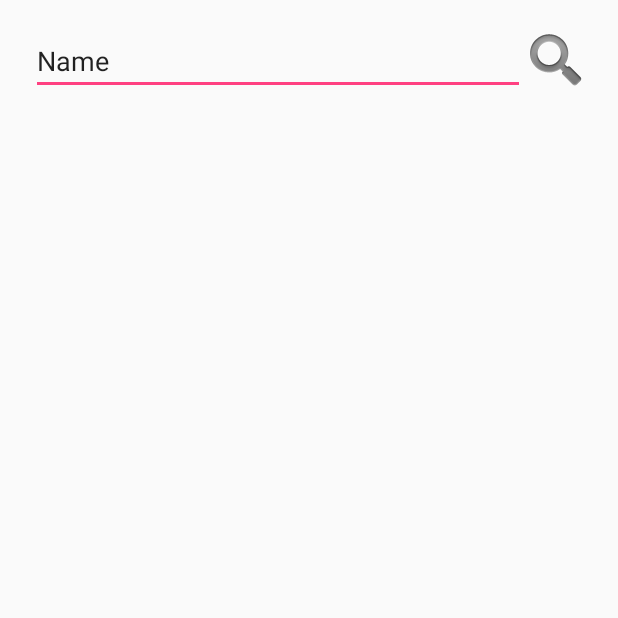
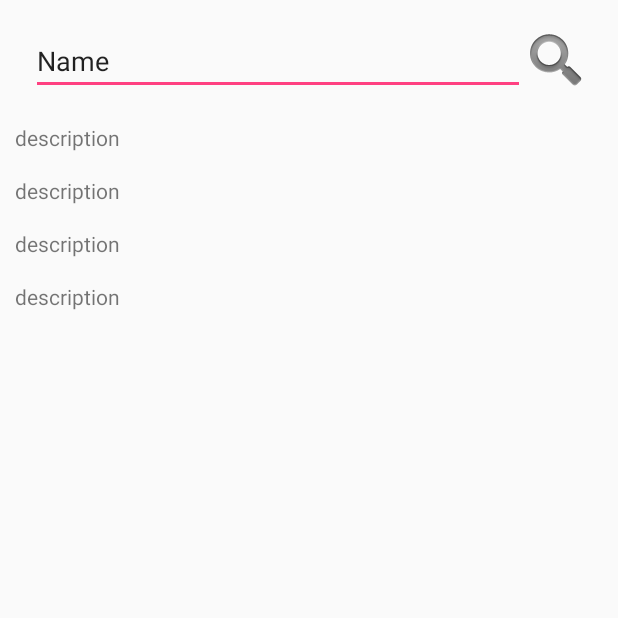
Before and after one commit to hyeinqq/SearchApplication, an Android app: the screen it shows after launch (MainActivity), on a phone screen of 412 x 824 dp, the top half of it. Run offline under Robolectric (Android 15) with nearby library versions, the phone set to English and light mode, and no system bars; our stand-ins replace data binding.

Commit message:
기본 구조를 만들다

```diff
--- a/app/build.gradle
+++ b/app/build.gradle
@@ -20,9 +20,9 @@ android {
             proguardFiles getDefaultProguardFile('proguard-android.txt'), 'proguard-rules.pro'
         }
     }
-    dataBinding {
-        enabled = true
-    }
+//    dataBinding {
+//        enabled = true
+//    }
 }
 
 dependencies {
@@ -36,7 +36,7 @@ dependencies {
     implementation 'com.android.support:recyclerview-v7:28.0.0-alpha3'
     implementation 'com.google.code.gson:gson:2.8.5'
 
-    kapt "com.android.databinding:compiler:3.1.3"
+//    kapt "com.android.databinding:compiler:3.1.3"
 
 
 }
--- /dev/null
+++ b/app/src/main/java/com/example/hyein/searchapplication/ItemAdapter.kt
@@ -0,0 +1,42 @@
+package com.example.hyein.searchapplication
+
+import android.support.v7.widget.RecyclerView
+import android.util.Log
+import android.view.LayoutInflater
+import android.view.View
+import android.view.ViewGroup
+import android.widget.TextView
+import com.example.hyein.searchapplication.model.Item
+
+class ItemAdapter(private val itemList : ArrayList<Item>): RecyclerView.Adapter<ItemAdapter.ViewHolder>(){
+
+//    class ViewHolder(private val binding: ItemContentBinding): RecyclerView.ViewHolder(binding.root){
+//        fun bindTo(item: Item){
+//            Log.i("ITEM ", ""+item)
+////            binding.item = item
+//        }
+//    }
+
+    class ViewHolder(view :View): RecyclerView.ViewHolder(view){
+        private val itemTextView = view.findViewById<TextView>(R.id.itemTextView)
+        fun bindTo(item: Item){
+            Log.i("ITEM ", ""+item)
+            itemTextView.text = item.description
+//            binding.item = item
+        }
+    }
+
+
+    override fun onCreateViewHolder(parent: ViewGroup, p1: Int): ViewHolder{
+        val inflater = LayoutInflater.from(parent.context)
+        val view = inflater.inflate(R.layout.item_content, parent, false)
+        return ViewHolder(view)
+//        return ViewHolder(DataBindingUtil.inflate(inflater, R.layout.item_content, parent, false))
+    }
+
+    override fun getItemCount(): Int = itemList.size
+
+    override fun onBindViewHolder(holder: ItemAdapter.ViewHolder, position: Int) {
+        holder.bindTo(itemList[position])
+    }
+}
--- a/app/src/main/java/com/example/hyein/searchapplication/MainActivity.kt
+++ b/app/src/main/java/com/example/hyein/searchapplication/MainActivity.kt
@@ -2,6 +2,9 @@ package com.example.hyein.searchapplication
 
 import android.support.v7.app.AppCompatActivity
 import android.os.Bundle
+import android.support.v7.widget.LinearLayoutManager
+import android.support.v7.widget.RecyclerView
+import com.example.hyein.searchapplication.model.Item
 
 class MainActivity : AppCompatActivity() {
 
@@ -9,5 +12,22 @@ class MainActivity : AppCompatActivity() {
         super.onCreate(savedInstanceState)
         setContentView(R.layout.activity_main)
 
+        val recyclerView = findViewById<RecyclerView>(R.id.recyclerView).apply{
+            layoutManager = LinearLayoutManager(this@MainActivity)
+        }
+        recyclerView.adapter = ItemAdapter(getItem())
+
+
+    }
+
+    private fun getItem() : ArrayList<Item>{
+        val item = Item("test","description")
+        val list : ArrayList<Item> = ArrayList()
+        list.add(item)
+        list.add(item)
+        list.add(item)
+        list.add(item)
+
+        return list
     }
 }
--- a/app/src/main/java/com/example/hyein/searchapplication/model/Item.kt
+++ b/app/src/main/java/com/example/hyein/searchapplication/model/Item.kt
@@ -1,4 +1,8 @@
 package com.example.hyein.searchapplication.model
 
-data class Item(private val name: String,
-                private val description: String)
+data class Item(var name: String,
+                var description: String){
+    override fun toString(): String {
+        return "name : $name   description : $description"
+    }
+}
--- a/app/src/main/res/layout/activity_main.xml
+++ b/app/src/main/res/layout/activity_main.xml
@@ -36,6 +36,7 @@
     </LinearLayout>
 
     <android.support.v7.widget.RecyclerView
+        android:id="@+id/recyclerView"
         android:layout_width="match_parent"
         android:layout_height="0dp"
         android:layout_marginLeft="10dp"
--- a/app/src/main/res/layout/item_content.xml
+++ b/app/src/main/res/layout/item_content.xml
@@ -1,14 +1,37 @@
 <?xml version="1.0" encoding="utf-8"?>
 <LinearLayout xmlns:android="http://schemas.android.com/apk/res/android"
     xmlns:tools="http://schemas.android.com/tools"
-    android:orientation="vertical" android:layout_width="match_parent"
-    android:layout_height="match_parent">
+    android:layout_width="match_parent"
+    android:layout_height="wrap_content"
+    android:orientation="vertical">
 
     <TextView
         android:id="@+id/itemTextView"
         android:layout_width="match_parent"
         android:layout_height="wrap_content"
         android:lines="2"
-        android:text="TextView"
+        android:text="dfd"
         tools:text="test \ntest \n test" />
 </LinearLayout>
+<!--<layout xmlns:android="http://schemas.android.com/apk/res/android"-->
+    <!--xmlns:tools="http://schemas.android.com/tools">-->
+    <!--<data>-->
+        <!--<import type="com.example.hyein.searchapplication.model.Item"/>-->
+        <!--<variable-->
+            <!--name="item"-->
+            <!--type="Item"/>-->
+    <!--</data>-->
+
+    <!--<LinearLayout-->
+        <!--android:orientation="vertical" android:layout_width="match_parent"-->
+        <!--android:layout_height="match_parent">-->
+
+        <!--<TextView-->
+            <!--android:id="@+id/itemTextView"-->
+            <!--android:layout_width="match_parent"-->
+            <!--android:layout_height="wrap_content"-->
+            <!--android:lines="2"-->
+            <!--android:text="@{item.description}"-->
+            <!--tools:text="test \ntest \n test" />-->
+    <!--</LinearLayout>-->
+<!--</layout>-->
```
